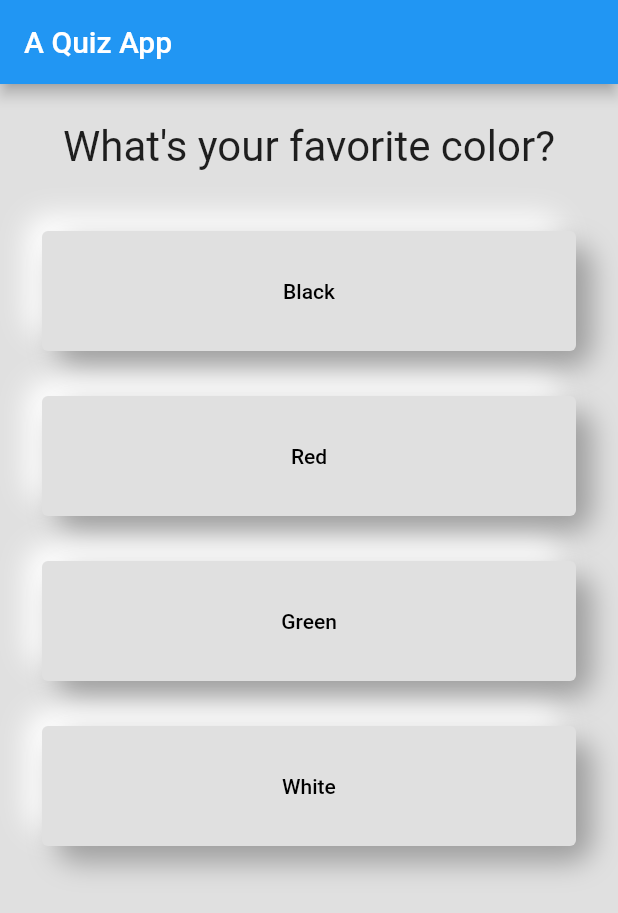
After one commit to shahiutsav/quiz_app, a Flutter app: the screen it shows after launch, on a phone screen of 412 x 824 dp. The commit adds this screen. Shown: the top 913 px of the screen. Run offline on Flutter 3.47's test engine with Material 2 defaults, Android fonts, the phone set to English and light mode, and no system bars.

Commit message:
Make the code more readable

```diff
--- a/lib/main.dart
+++ b/lib/main.dart
@@ -1,6 +1,6 @@
 import 'package:flutter/material.dart';
-import 'package:quiz_app/answer.dart';
-import 'package:quiz_app/question.dart';
+import 'package:quiz_app/quiz.dart';
+import 'package:quiz_app/result.dart';
 
 void main() {
   runApp(const MyApp());
@@ -14,7 +14,7 @@ class MyApp extends StatefulWidget {
 }
 
 class _MyAppState extends State<MyApp> {
-  final questions = const [
+  final _questions = const [
     {
       'questionText': 'What\'s your favorite color?',
       'answers': ['Black', 'Red', 'Green', 'White'],
@@ -32,7 +32,7 @@ class _MyAppState extends State<MyApp> {
   var _questionIndex = 0;
 
   void _answerQuestion() {
-    if (_questionIndex < questions.length) {
+    if (_questionIndex < _questions.length) {
       setState(() {
         _questionIndex = _questionIndex + 1;
       });
@@ -44,25 +44,17 @@ class _MyAppState extends State<MyApp> {
     return MaterialApp(
       debugShowCheckedModeBanner: false,
       home: Scaffold(
-        backgroundColor: Colors.grey[300],
-        appBar: AppBar(
-          title: const Text('A Quiz App'),
-        ),
-        body: _questionIndex < questions.length
-            ? Column(
-                children: [
-                  Question(
-                    questions[_questionIndex]['questionText'] as String,
-                  ),
-                  ...(questions[_questionIndex]['answers'] as List<String>).map((answer) {
-                    return Answer(_answerQuestion, answer);
-                  }).toList()
-                ],
-              )
-            : const Center(
-                child: Text('Great! You completed the quiz.'),
-              ),
-      ),
+          backgroundColor: Colors.grey[300],
+          appBar: AppBar(
+            title: const Text('A Quiz App'),
+          ),
+          body: _questionIndex < _questions.length
+              ? Quiz(
+                  questions: _questions,
+                  answerQuestion: _answerQuestion,
+                  questionIndex: _questionIndex,
+                )
+              : const Result()),
     );
   }
 }
--- /dev/null
+++ b/lib/quiz.dart
@@ -0,0 +1,30 @@
+import 'package:flutter/material.dart';
+import 'package:quiz_app/answer.dart';
+import 'package:quiz_app/question.dart';
+
+class Quiz extends StatelessWidget {
+  const Quiz({
+    super.key,
+    required this.questions,
+    required this.answerQuestion,
+    required this.questionIndex,
+  });
+
+  final List<Map<String, Object>> questions;
+  final int questionIndex;
+  final VoidCallback answerQuestion;
+
+  @override
+  Widget build(BuildContext context) {
+    return Column(
+      children: [
+        Question(
+          questions[questionIndex]['questionText'] as String,
+        ),
+        ...(questions[questionIndex]['answers'] as List<String>).map((answer) {
+          return Answer(answerQuestion, answer);
+        }).toList()
+      ],
+    );
+  }
+}
```
Also changed, not shown: lib/result.dart (added, +12 -0 lines).
